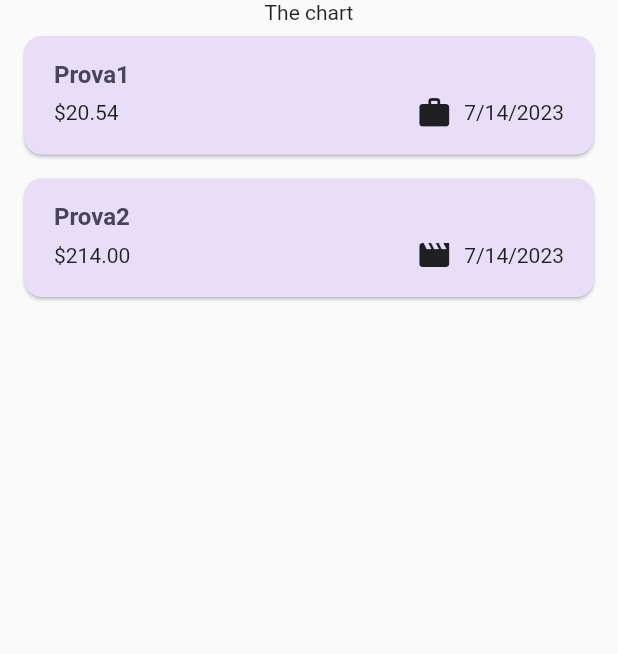
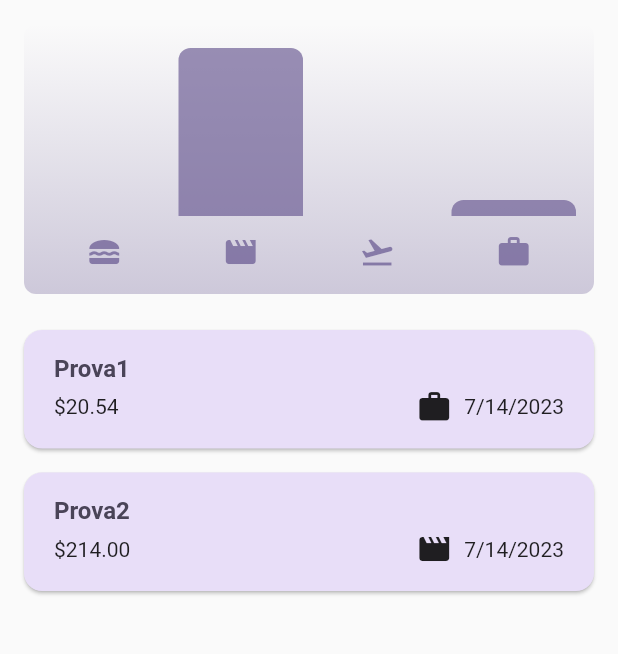
Before and after one commit to umberto-bianchin/expenses_app, a Flutter app: the screen it shows after launch, on a phone screen of 412 x 824 dp, the part 84-738 px from its top. Run offline on Flutter 3.47's test engine with Material 2 defaults, Android fonts, the phone set to English and light mode, and no system bars.

Commit message:
added graph

```diff
--- a/lib/models/expense.dart
+++ b/lib/models/expense.dart
@@ -32,3 +32,28 @@ class Expense {
     return formatter.format(date);
   }
 }
+
+class ExpenseBucket {
+  const ExpenseBucket({
+    required this.category,
+    required this.expenses,
+  });
+
+  ExpenseBucket.forCategory(List<Expense> allExpenses, this.category)
+      : expenses = allExpenses
+            .where((expense) => expense.category == category)
+            .toList();
+
+  final Category category;
+  final List<Expense> expenses;
+
+  double get totalExpenses {
+    double sum = 0;
+
+    for (final expense in expenses) {
+      sum += expense.amount;
+    }
+
+    return sum;
+  }
+}
--- /dev/null
+++ b/lib/widgets/chart/chart.dart
@@ -0,0 +1,95 @@
+import 'package:flutter/material.dart';
+
+import 'package:third_app/widgets/chart/chart_bar.dart';
+import 'package:third_app/models/expense.dart';
+
+class Chart extends StatelessWidget {
+  const Chart({super.key, required this.expenses});
+
+  final List<Expense> expenses;
+
+  List<ExpenseBucket> get buckets {
+    return [
+      ExpenseBucket.forCategory(expenses, Category.food),
+      ExpenseBucket.forCategory(expenses, Category.leisure),
+      ExpenseBucket.forCategory(expenses, Category.travel),
+      ExpenseBucket.forCategory(expenses, Category.work),
+    ];
+  }
+
+  double get maxTotalExpense {
+    double maxTotalExpense = 0;
+
+    for (final bucket in buckets) {
+      if (bucket.totalExpenses > maxTotalExpense) {
+        maxTotalExpense = bucket.totalExpenses;
+      }
+    }
+
+    return maxTotalExpense;
+  }
+
+  @override
+  Widget build(BuildContext context) {
+    final isDarkMode =
+        MediaQuery.of(context).platformBrightness == Brightness.dark;
+    return Container(
+      margin: const EdgeInsets.all(16),
+      padding: const EdgeInsets.symmetric(
+        vertical: 16,
+        horizontal: 8,
+      ),
+      width: double.infinity,
+      height: 180,
+      decoration: BoxDecoration(
+        borderRadius: BorderRadius.circular(8),
+        gradient: LinearGradient(
+          colors: [
+            Theme.of(context).colorScheme.primary.withOpacity(0.3),
+            Theme.of(context).colorScheme.primary.withOpacity(0.0)
+          ],
+          begin: Alignment.bottomCenter,
+          end: Alignment.topCenter,
+        ),
+      ),
+      child: Column(
+        children: [
+          Expanded(
+            child: Row(
+              crossAxisAlignment: CrossAxisAlignment.end,
+              children: [
+                for (final bucket in buckets) // alternative to map()
+                  ChartBar(
+                    fill: bucket.totalExpenses == 0
+                        ? 0
+                        : bucket.totalExpenses / maxTotalExpense,
+                  )
+              ],
+            ),
+          ),
+          const SizedBox(height: 12),
+          Row(
+            children: buckets
+                .map(
+                  (bucket) => Expanded(
+                    child: Padding(
+                      padding: const EdgeInsets.symmetric(horizontal: 4),
+                      child: Icon(
+                        categoryIcons[bucket.category],
+                        color: isDarkMode
+                            ? Theme.of(context).colorScheme.secondary
+                            : Theme.of(context)
+                                .colorScheme
+                                .primary
+                                .withOpacity(0.7),
+                      ),
+                    ),
+                  ),
+                )
+                .toList(),
+          )
+        ],
+      ),
+    );
+  }
+}
--- /dev/null
+++ b/lib/widgets/chart/chart_bar.dart
@@ -0,0 +1,34 @@
+import 'package:flutter/material.dart';
+
+class ChartBar extends StatelessWidget {
+  const ChartBar({
+    super.key,
+    required this.fill,
+  });
+
+  final double fill;
+
+  @override
+  Widget build(BuildContext context) {
+    final isDarkMode =
+        MediaQuery.of(context).platformBrightness == Brightness.dark;
+    return Expanded(
+      child: Padding(
+        padding: const EdgeInsets.symmetric(horizontal: 4),
+        child: FractionallySizedBox(
+          heightFactor: fill,
+          child: DecoratedBox(
+            decoration: BoxDecoration(
+              shape: BoxShape.rectangle,
+              borderRadius:
+                  const BorderRadius.vertical(top: Radius.circular(8)),
+              color: isDarkMode
+                  ? Theme.of(context).colorScheme.secondary
+                  : Theme.of(context).colorScheme.primary.withOpacity(0.65),
+            ),
+          ),
+        ),
+      ),
+    );
+  }
+}
--- a/lib/widgets/expenses.dart
+++ b/lib/widgets/expenses.dart
@@ -1,6 +1,5 @@
-import 'dart:math';
-
 import 'package:flutter/material.dart';
+import 'package:third_app/widgets/chart/chart.dart';
 import 'package:third_app/widgets/expenses_list/expenses_list.dart';
 import 'package:third_app/models/expense.dart';
 import 'package:third_app/widgets/new_expense.dart';
@@ -88,7 +87,7 @@ class _ExpensesState extends State<Expenses> {
       ),
       body: Column(
         children: [
-          const Text('The chart'),
+          Chart(expenses: _registeredExpenses),
           Expanded(
             child: mainContent,
           ),
```
